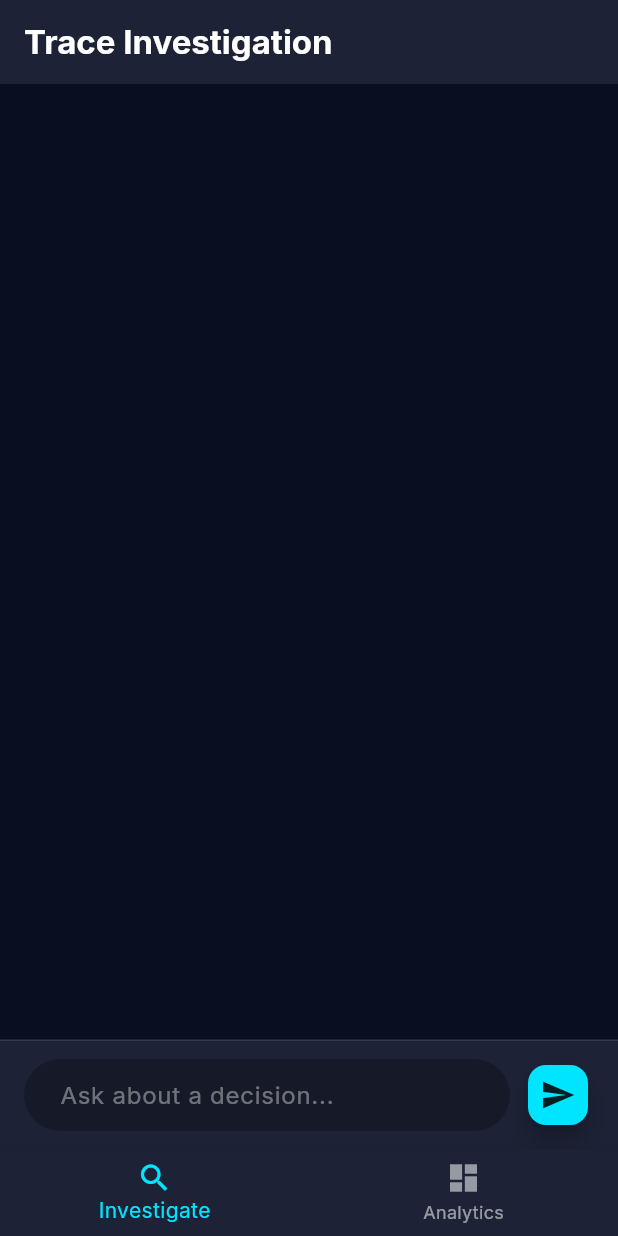
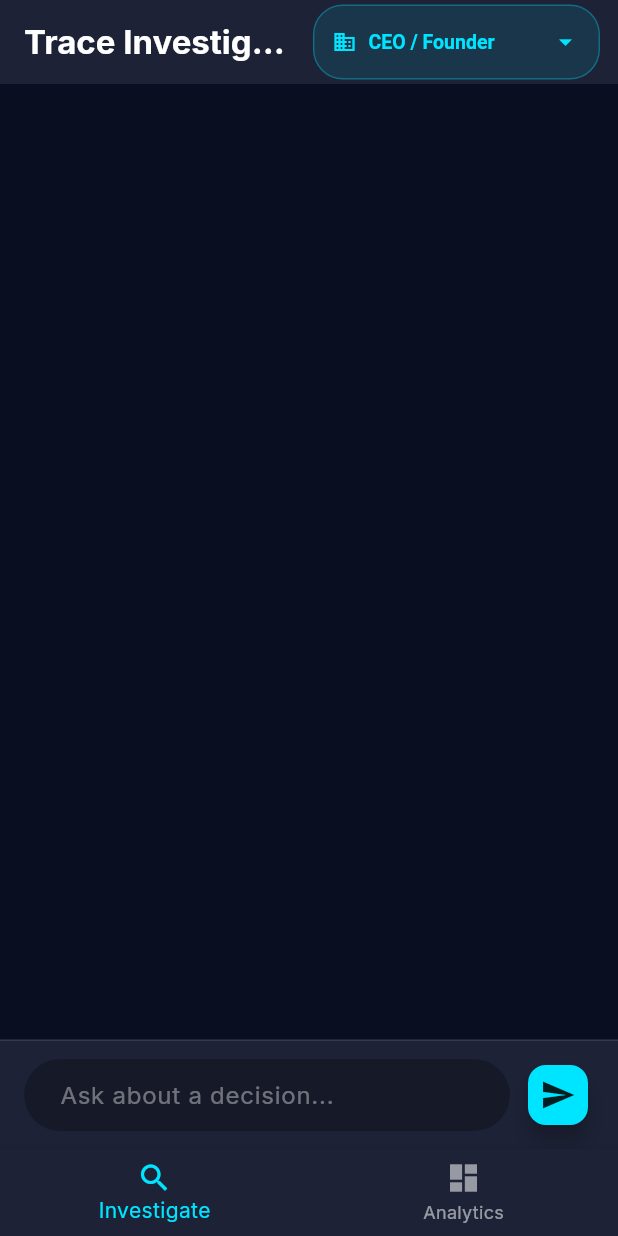
Before and after one commit to AT0117/trace, a Flutter app: the screen it shows after launch, on a phone screen of 412 x 824 dp. Run offline on Flutter 3.47's test engine with Material 3 defaults, Android fonts, the phone set to English and light mode, and no system bars; our stand-ins replace google_fonts, timeline_tile.

Commit message:
added roles

```diff
--- a/lib/main.dart
+++ b/lib/main.dart
@@ -294,6 +294,16 @@ class _InvestigationDashboardState extends State<InvestigationDashboard> {
   final List<ChatMessage> _messages = [];
   bool _isTyping = false;
 
+  static const List<String> _roles = [
+    'CEO / Founder',
+    'Engineering Lead',
+    'Product Manager',
+    'Designer',
+    'Intern / New Joiner',
+    'External Stakeholder',
+  ];
+  String _selectedRole = 'CEO / Founder';
+
   void _sendMessage() async {
     final text = _controller.text.trim();
     if (text.isEmpty) return;
@@ -305,7 +315,7 @@ class _InvestigationDashboardState extends State<InvestigationDashboard> {
     });
     _scrollToBottom();
 
-    final response = await ApiService.fetchAIResponse(text);
+    final response = await ApiService.fetchAIResponse(text, _selectedRole);
 
     setState(() {
       _isTyping = false;
@@ -343,6 +353,37 @@ class _InvestigationDashboardState extends State<InvestigationDashboard> {
         ),
         backgroundColor: const Color(0xFF1D2236),
         elevation: 0,
+        actions: [
+          Container(
+            margin: const EdgeInsets.only(right: 12),
+            padding: const EdgeInsets.symmetric(horizontal: 12),
+            decoration: BoxDecoration(
+              color: const Color(0xFF00E5FF).withOpacity(0.1),
+              borderRadius: BorderRadius.circular(20),
+              border: Border.all(color: const Color(0xFF00E5FF).withOpacity(0.3)),
+            ),
+            child: DropdownButtonHideUnderline(
+              child: DropdownButton<String>(
+                value: _selectedRole,
+                icon: const Icon(Icons.arrow_drop_down, color: Color(0xFF00E5FF), size: 20),
+                dropdownColor: const Color(0xFF1D2236),
+                style: const TextStyle(color: Color(0xFF00E5FF), fontSize: 13, fontWeight: FontWeight.w600),
+                items: _roles.map((role) => DropdownMenuItem(
+                  value: role,
+                  child: Row(
+                    mainAxisSize: MainAxisSize.min,
+                    children: [
+                      Icon(_getRoleIcon(role), size: 16, color: const Color(0xFF00E5FF)),
+                      const SizedBox(width: 8),
+                      Text(role),
+                    ],
+                  ),
+                )).toList(),
+                onChanged: (val) => setState(() => _selectedRole = val!),
+              ),
+            ),
+          ),
+        ],
       ),
       body: Column(
         children: [
@@ -452,6 +493,25 @@ class _InvestigationDashboardState extends State<InvestigationDashboard> {
         ),
       ),
     );
+  }
+
+  IconData _getRoleIcon(String role) {
+    switch (role) {
+      case 'CEO / Founder':
+        return Icons.business;
+      case 'Engineering Lead':
+        return Icons.code;
+      case 'Product Manager':
+        return Icons.dashboard;
+      case 'Designer':
+        return Icons.palette;
+      case 'Intern / New Joiner':
+        return Icons.school;
+      case 'External Stakeholder':
+        return Icons.handshake;
+      default:
+        return Icons.person;
+    }
   }
 
   IconData _getPlatformIcon(String? platform) {
```
Also changed, not shown: lib/api_service.dart (+29 -11 lines).
